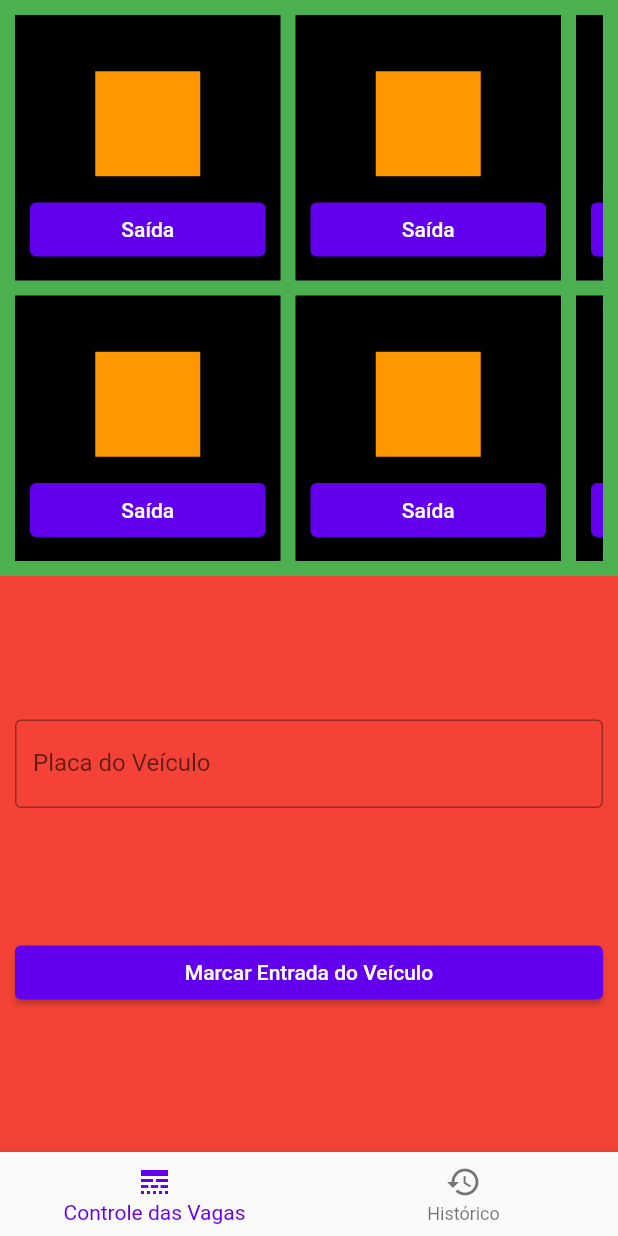
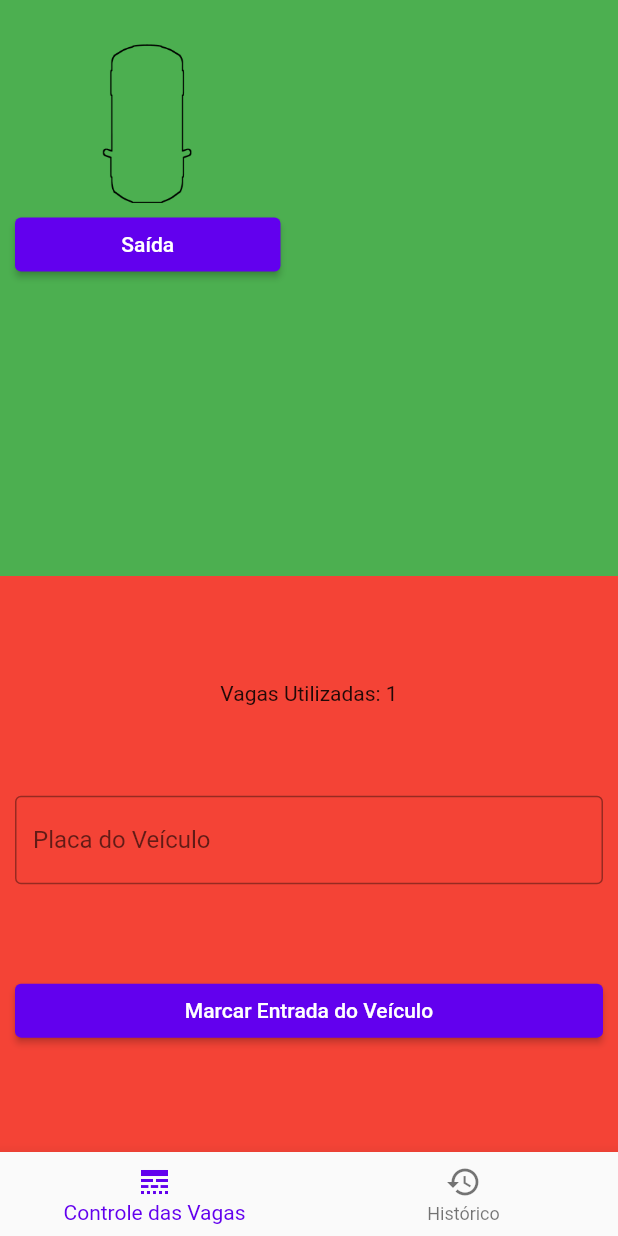
Before and after one commit to mazieri/teste_rarolabs, a Flutter app: the screen it shows after launch, after a tap on "Marcar Entrada do Veículo", on a phone screen of 412 x 824 dp. Run offline on Flutter 3.47's test engine with Material 2 defaults, Android fonts, the light colour scheme and no system bars; our stand-ins replace flutter_mobx, get_it, mobx; generated files the repository leaves out were written again.

Commit message:
add dependency injection + controller + reaction

```diff
--- a/lib/app/views/control_page/control_page.dart
+++ b/lib/app/views/control_page/control_page.dart
@@ -1,10 +1,17 @@
 import 'package:flutter/material.dart';
+import 'package:flutter_mobx/flutter_mobx.dart';
+import 'package:get_it/get_it.dart';
+
+import '../../controllers/controllers_exports.dart';
 
 class ControlPage extends StatelessWidget {
   const ControlPage({Key? key}) : super(key: key);
 
   @override
   Widget build(BuildContext context) {
+    final parkingController = GetIt.I.get<LicenseController>();
+    TextEditingController textController = TextEditingController();
+
     return SafeArea(
       child: Column(
         children: [
@@ -12,30 +19,35 @@
             child: Container(
                 padding: const EdgeInsets.all(10),
                 color: Colors.green,
-              child: GridView.count(
+                child: Observer(builder: (_) {
+                  return GridView.count(
                     scrollDirection: Axis.horizontal,
                     crossAxisCount: 2,
                     mainAxisSpacing: 10,
                     crossAxisSpacing: 10,
                     semanticChildCount: 20,
-                children: List.generate(20, (index) {
-                  return Container(
-                    padding: EdgeInsets.all(10),
-                    width: 50,
-                    height: 50,
-                    color: Colors.black,
+                    children: List.generate(
+                        parkingController.parkingLotsList.length, (index) {
+                      return SizedBox(
                         child: Column(
                           mainAxisAlignment: MainAxisAlignment.spaceBetween,
                           children: [
-                        Text("Placa do Carro $index"),
-                        Container(
-                          width: 70,
-                          height: 70,
-                          color: Colors.orange,
+                            Text(
+                              parkingController.parkingLotsList[index]
+                                  .toString(),
+                            ),
+                            Expanded(
+                              child: Image.asset(
+                                "assets/car_top_shape.png",
+                                fit: BoxFit.contain,
+                              ),
                             ),
                             ElevatedButton(
-                          onPressed: () {},
-                          child: Center(
+                              onPressed: () =>
+                                  parkingController.removeParkingLot(
+                                parkingController.parkingLotsList[index],
+                              ),
+                              child: const Center(
                                 child: Text("Saída"),
                               ),
                             ),
@@ -43,25 +55,35 @@
                         ),
                       );
                     }),
-              ),
-            ),
+                  );
+                })),
           ),
           Expanded(
             child: Container(
-              padding: EdgeInsets.all(10),
+              padding: const EdgeInsets.all(10),
               color: Colors.red,
               child: Column(
                 mainAxisAlignment: MainAxisAlignment.spaceEvenly,
                 children: [
+                  Observer(builder: (_) {
+                    return Text("Vagas Utilizadas: " +
+                        parkingController.parkingLotsNumber.toString());
+                  }),
                   TextField(
-                    decoration: InputDecoration(
+                    controller: textController,
+                    onChanged: parkingController.setLicenseValue,
+                    decoration: const InputDecoration(
                       labelText: "Placa do Veículo",
                       border: OutlineInputBorder(),
                     ),
                   ),
                   ElevatedButton(
-                    onPressed: () {},
-                    child: Center(
+                    onPressed: () {
+                      parkingController.useParkingLot();
+                      parkingController.addToHistoryParkingLot();
+                      textController.clear();
+                    },
+                    child: const Center(
                       child: Text("Marcar Entrada do Veículo"),
                     ),
                   ),
```
Lines whose indentation alone changed are shown as unchanged.
